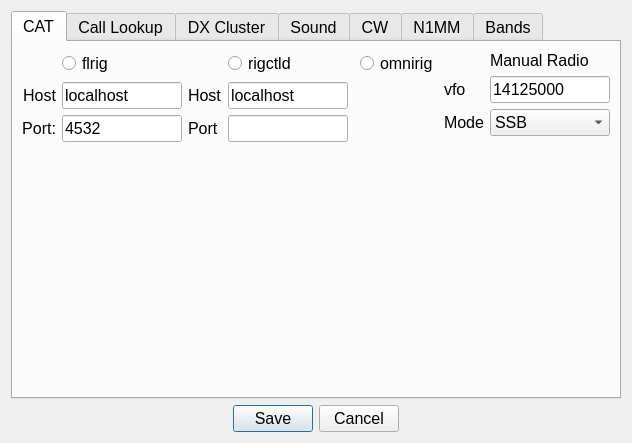
Old version of the form not1mm/data/configuration.ui in the repository kyleboyle/not1mm.
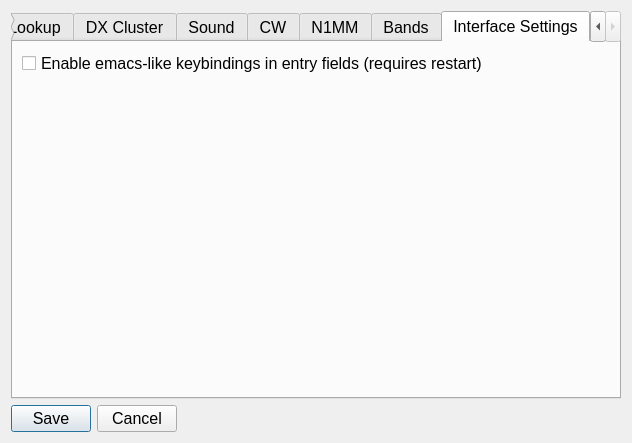
New version of the form.

Commit message: better profile image placeholder, emacs key bindings setting,

```diff
--- a/not1mm/data/configuration.ui
+++ b/not1mm/data/configuration.ui
@@ -19,36 +19,8 @@
   <property name="styleSheet">
    <string notr="true"/>
   </property>
-  <layout class="QGridLayout" name="gridLayout">
-   <item row="2" column="1" alignment="Qt::AlignHCenter">
-    <widget class="QDialogButtonBox" name="buttonBox">
-     <property name="sizePolicy">
-      <sizepolicy hsizetype="Maximum" vsizetype="Fixed">
-       <horstretch>0</horstretch>
-       <verstretch>0</verstretch>
-      </sizepolicy>
-     </property>
-     <property name="font">
-      <font>
-       <pointsize>12</pointsize>
-       <bold>false</bold>
-      </font>
-     </property>
-     <property name="layoutDirection">
-      <enum>Qt::LeftToRight</enum>
-     </property>
-     <property name="orientation">
-      <enum>Qt::Horizontal</enum>
-     </property>
-     <property name="standardButtons">
-      <set>QDialogButtonBox::Cancel|QDialogButtonBox::Save</set>
-     </property>
-     <property name="centerButtons">
-      <bool>true</bool>
-     </property>
-    </widget>
-   </item>
-   <item row="0" column="1">
+  <layout class="QVBoxLayout" name="verticalLayout_2">
+   <item>
     <widget class="QTabWidget" name="tabWidget">
      <property name="enabled">
       <bool>true</bool>
@@ -72,7 +44,7 @@
       <enum>QTabWidget::Rounded</enum>
      </property>
      <property name="currentIndex">
-      <number>0</number>
+      <number>7</number>
      </property>
      <property name="elideMode">
       <enum>Qt::ElideNone</enum>
@@ -1418,6 +1390,48 @@
        </item>
       </layout>
      </widget>
+     <widget class="QWidget" name="interface_tab">
+      <attribute name="title">
+       <string>Interface Settings</string>
+      </attribute>
+      <layout class="QFormLayout" name="interface_form_layout">
+       <item row="0" column="0">
+        <widget class="QCheckBox" name="interface_checkbox_emacs">
+         <property name="text">
+          <string>Enable emacs-like keybindings in entry fields (requires restart)</string>
+         </property>
+        </widget>
+       </item>
+      </layout>
+     </widget>
+    </widget>
+   </item>
+   <item>
+    <widget class="QDialogButtonBox" name="buttonBox">
+     <property name="sizePolicy">
+      <sizepolicy hsizetype="Maximum" vsizetype="Fixed">
+       <horstretch>0</horstretch>
+       <verstretch>0</verstretch>
+      </sizepolicy>
+     </property>
+     <property name="font">
+      <font>
+       <pointsize>12</pointsize>
+       <bold>false</bold>
+      </font>
+     </property>
+     <property name="layoutDirection">
+      <enum>Qt::LeftToRight</enum>
+     </property>
+     <property name="orientation">
+      <enum>Qt::Horizontal</enum>
+     </property>
+     <property name="standardButtons">
+      <set>QDialogButtonBox::Cancel|QDialogButtonBox::Save</set>
+     </property>
+     <property name="centerButtons">
+      <bool>true</bool>
+     </property>
     </widget>
    </item>
   </layout>
```
The commit also changes 6 other files.
